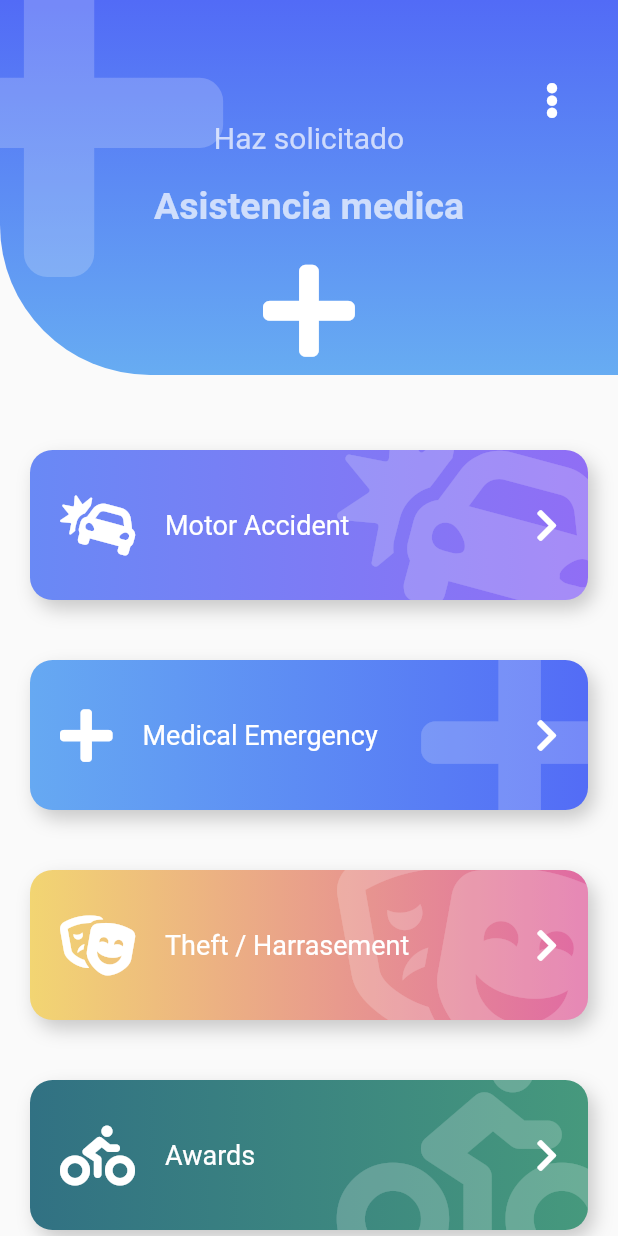
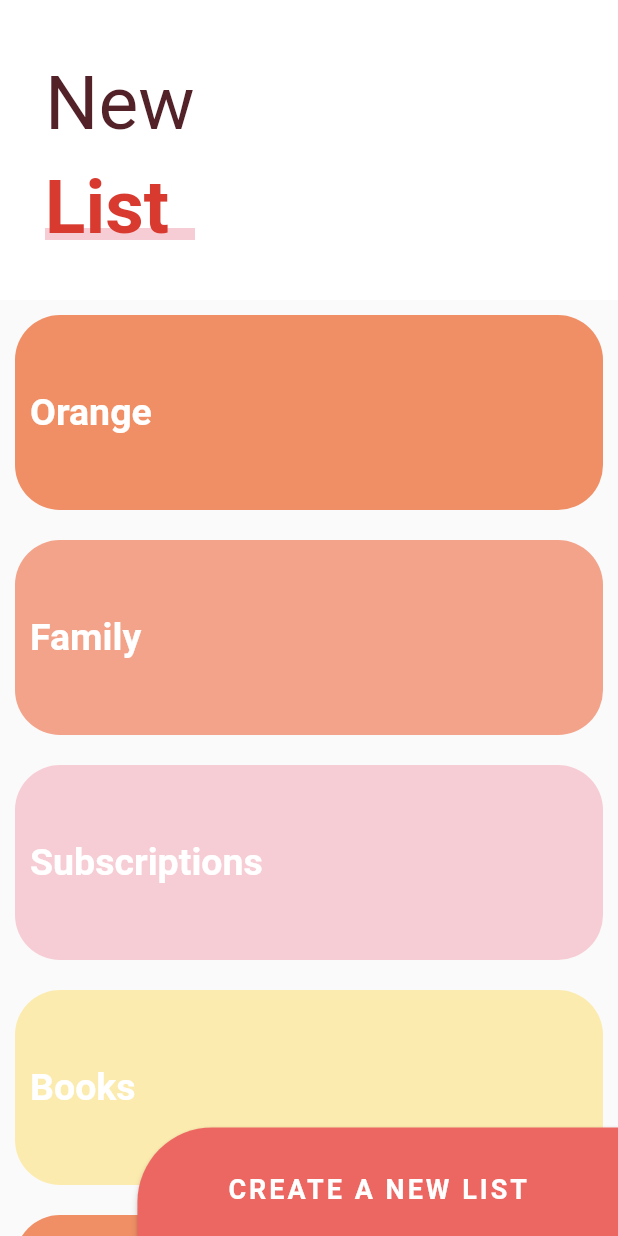
Before and after one commit to edinsonAC/animaciones_personalizadas, a Flutter app: the screen it shows after launch, on a phone screen of 412 x 824 dp. Run offline on Flutter 3.47's test engine with Material 2 defaults, Android fonts, the light colour scheme and no system bars; our stand-ins replace animate_do, flutter_svg, font_awesome_flutter.

Commit message:
subiendo seccion sliverlist

```diff
--- a/lib/main.dart
+++ b/lib/main.dart
@@ -1,4 +1,5 @@
 import 'package:animaciones_personalizadas/src/screens/emegercy_screen.dart';
+import 'package:animaciones_personalizadas/src/screens/sliver_list.dart';
 import 'package:flutter/material.dart';
 
 void main() => runApp(MyApp());
@@ -6,6 +7,6 @@
 class MyApp extends StatelessWidget {
   @override
   Widget build(BuildContext context) {
-    return const MaterialApp(title: 'Material App', home: EmergencyPage());
+    return const MaterialApp(title: 'Material App', home: SliverPage());
   }
 }
--- /dev/null
+++ b/lib/src/screens/sliver_list.dart
@@ -0,0 +1,207 @@
+import 'package:flutter/material.dart';
+
+class SliverPage extends StatelessWidget {
+  const SliverPage({Key? key}) : super(key: key);
+
+  @override
+  Widget build(BuildContext context) {
+    return Scaffold(
+      // body: _ListaCosas()
+      body: Stack(
+        children: [
+          _MainScroll(),
+          Positioned(right: 0, bottom: -10, child: _BotonNewList())
+        ],
+      ),
+    );
+  }
+}
+
+class _BotonNewList extends StatelessWidget {
+  const _BotonNewList({Key? key}) : super(key: key);
+
+  @override
+  Widget build(BuildContext context) {
+    final size = MediaQuery.of(context).size;
+    return ButtonTheme(
+        minWidth: size.width * 0.9,
+        child: ElevatedButton(
+            style: ButtonStyle(
+                backgroundColor:
+                    MaterialStateProperty.all<Color>(Color(0xffED6762)),
+                shape: MaterialStateProperty.all<RoundedRectangleBorder>(
+                    const RoundedRectangleBorder(
+                        borderRadius:
+                            BorderRadius.only(topLeft: Radius.circular(50))))),
+            child: SizedBox(
+              height: size.height * 0.1,
+              width: size.width * 0.7,
+              child: const Center(
+                child: Text(
+                  'CREATE A NEW LIST',
+                  style: TextStyle(
+                      color: Colors.white,
+                      fontSize: 18,
+                      fontWeight: FontWeight.bold,
+                      letterSpacing: 2),
+                ),
+              ),
+            ),
+            onPressed: () {}));
+  }
+}
+
+class _MainScroll extends StatelessWidget {
+  final items = [
+    const _ListItem('Orange', Color(0xffF08F66)),
+    const _ListItem('Family', Color(0xffF2A38A)),
+    const _ListItem('Subscriptions', Color(0xffF7CDD5)),
+    const _ListItem('Books', Color(0xffFCEBAF)),
+    const _ListItem('Orange', Color(0xffF08F66)),
+    const _ListItem('Family', Color(0xffF2A38A)),
+    const _ListItem('Subscriptions', Color(0xffF7CDD5)),
+    const _ListItem('Books', Color(0xffFCEBAF)),
+  ];
+
+  @override
+  Widget build(BuildContext context) {
+    return CustomScrollView(
+      slivers: [
+        SliverPersistentHeader(
+            floating: true,
+            delegate: _SliverCustomHeaderDelegate(
+                minHeight: 170,
+                maxHeight: 200,
+                child: Container(
+                  alignment: Alignment.centerLeft,
+                  color: Colors.white,
+                  child: _Titulo(),
+                ))),
+        SliverList(
+            delegate: SliverChildListDelegate([
+          ...items,
+          const SizedBox(
+            height: 100,
+          )
+        ]))
+      ],
+    );
+  }
+}
+
+class _SliverCustomHeaderDelegate extends SliverPersistentHeaderDelegate {
+  final double minHeight;
+  final double maxHeight;
+  final Widget child;
+
+  _SliverCustomHeaderDelegate(
+      {required this.minHeight, required this.maxHeight, required this.child});
+
+  @override
+  Widget build(
+      BuildContext context, double shrinkOffset, bool overlapsContent) {
+    return SizedBox.expand(
+      child: child,
+    );
+  }
+
+  @override
+  double get maxExtent => (minHeight > maxHeight ? minHeight : maxHeight);
+
+  @override
+  double get minExtent => minHeight;
+
+  @override
+  bool shouldRebuild(covariant _SliverCustomHeaderDelegate oldDelegate) {
+    return maxHeight != oldDelegate.maxHeight ||
+        minHeight != oldDelegate.minHeight ||
+        child != oldDelegate.child;
+  }
+}
+
+class _Titulo extends StatelessWidget {
+  @override
+  Widget build(BuildContext context) {
+    return Column(
+      children: [
+        const SizedBox(
+          height: 30,
+        ),
+        Container(
+          margin: const EdgeInsets.symmetric(horizontal: 30, vertical: 10),
+          child: const Text(
+            'New',
+            style: TextStyle(color: Color(0xff532128), fontSize: 50),
+          ),
+        ),
+        Stack(
+          children: [
+            const SizedBox(
+              width: 100,
+            ),
+            Positioned(
+              bottom: 8,
+              child: Container(
+                width: 150,
+                height: 8,
+                decoration: const BoxDecoration(color: Color(0xffF7CDD5)),
+              ),
+            ),
+            Container(
+              child: const Text(
+                'List',
+                style: TextStyle(
+                    color: Color(0xffD93A30),
+                    fontSize: 50,
+                    fontWeight: FontWeight.bold),
+              ),
+            ),
+          ],
+        )
+      ],
+    );
+  }
+}
+
+class _ListaCosas extends StatelessWidget {
+  final items = [
+    const _ListItem('Orange', Color(0xffF08F66)),
+    const _ListItem('Family', Color(0xffF2A38A)),
+    const _ListItem('Subscriptions', Color(0xffF7CDD5)),
+    const _ListItem('Books', Color(0xffFCEBAF)),
+    const _ListItem('Orange', Color(0xffF08F66)),
+    const _ListItem('Family', Color(0xffF2A38A)),
+    const _ListItem('Subscriptions', Color(0xffF7CDD5)),
+    const _ListItem('Books', Color(0xffFCEBAF)),
+  ];
+
+  @override
+  Widget build(BuildContext context) {
+    return ListView.builder(
+        itemCount: items.length,
+        itemBuilder: (BuildContext context, int index) => items[index]);
+  }
+}
+
+class _ListItem extends StatelessWidget {
+  final String titulo;
+  final Color color;
+  const _ListItem(this.titulo, this.color);
+
+  @override
+  Widget build(BuildContext context) {
+    return Container(
+      alignment: Alignment.centerLeft,
+      margin: const EdgeInsets.all(10),
+      padding: const EdgeInsets.all(10),
+      height: 130,
+      decoration:
+          BoxDecoration(color: color, borderRadius: BorderRadius.circular(30)),
+      child: Text(
+        titulo,
+        style: const TextStyle(
+            color: Colors.white, fontWeight: FontWeight.bold, fontSize: 25),
+      ),
+    );
+  }
+}
```
